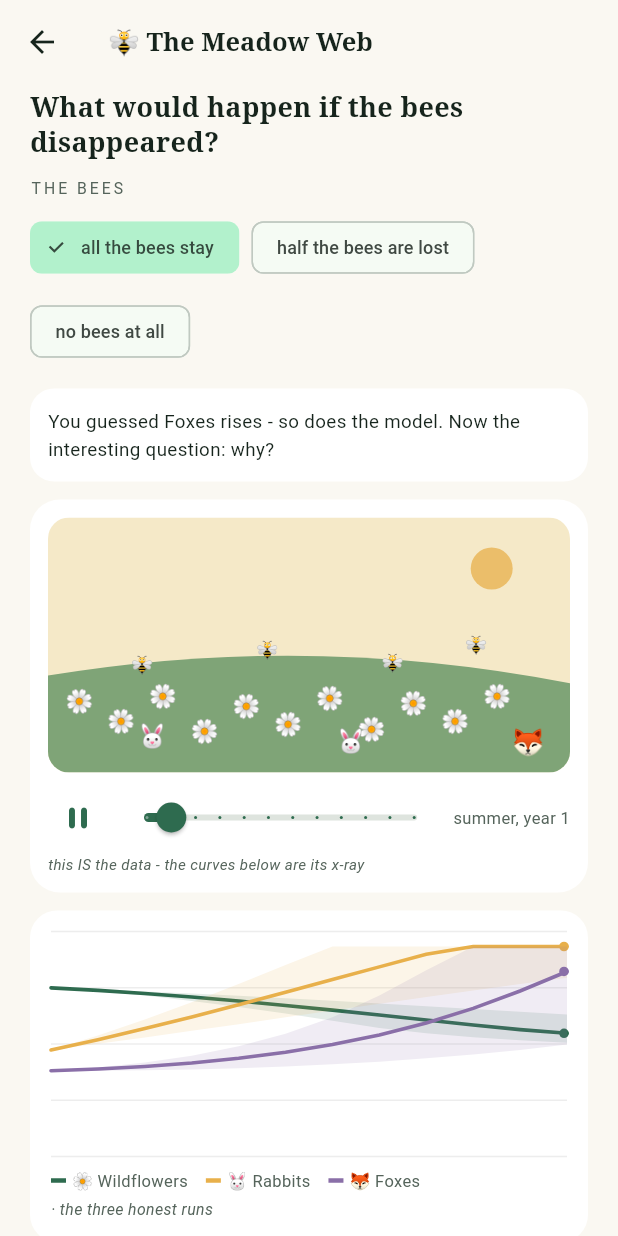
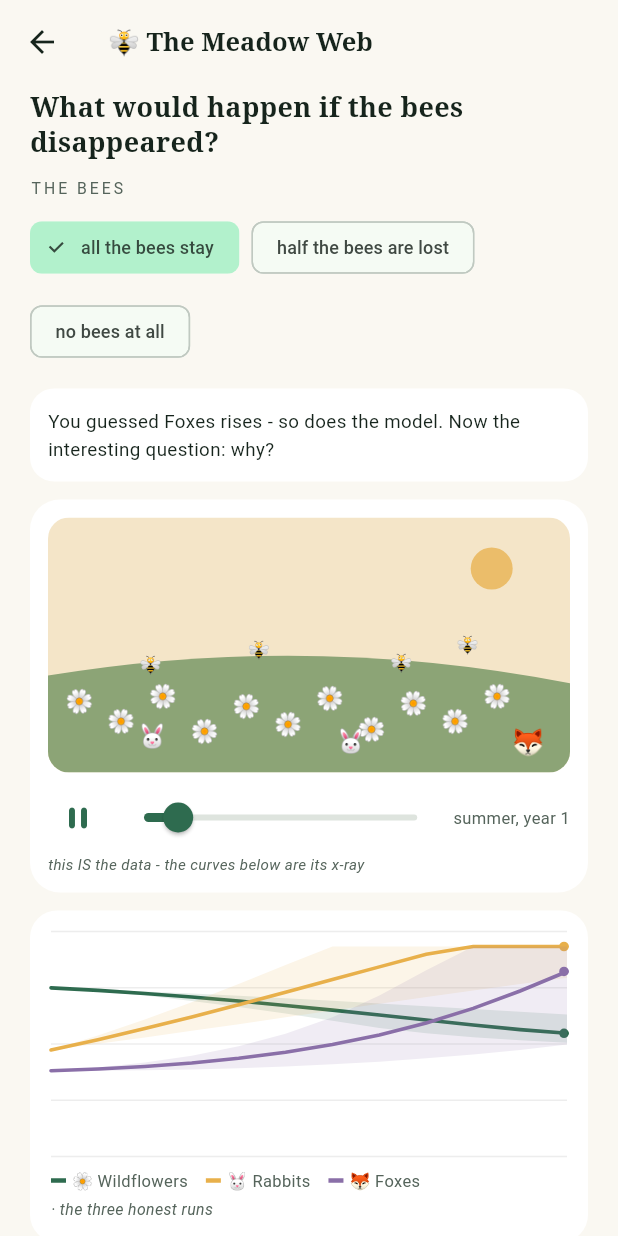
Before and after one commit to Yakir-ash/hopeling, a Flutter app: the LabPage screen opened directly with sample values from the repository, after a tap on "rises", after a tap on the "play arrow" icon, on a phone screen of 412 x 824 dp. Run offline on Flutter 3.47's test engine with Material 3 defaults, Android fonts, the phone set to English and light mode, and no system bars; our stand-ins replace audioplayers, cached_network_image, flutter_cache_manager, flutter_local_notifications, flutter_tts, just_audio and 5 more; missing offline and left inert: flame; accounts and stored records are empty; network calls fail.

Commit message:
Lab polish per Yakir: remembered guesses, quieter guide, fluid time
Three calls. Guesses are now remembered per lever (prefs-backed):
predicting is a greeting, not a toll booth - return to a lever
you already answered and it simply shows you the world. The Field
Guide no longer records lab guesses (old entries render as
nothing). And the diorama's time is continuous: an animation
controller lerps populations and blends sky and hill colors
between seasons, so the three years play as one smooth breath
instead of twelve slides - the bees even drift a little, because
alive things do.

```diff
--- a/app/lib/features/fieldguide/fieldguide_screen.dart
+++ b/app/lib/features/fieldguide/fieldguide_screen.dart
@@ -11,7 +11,6 @@ import '../../core/widgets.dart';
 import '../../data/almanac.dart';
 import '../../data/errands.dart';
 import '../../data/fieldguide.dart';
-import '../../data/lab.dart';
 import '../../data/mysteries.dart';
 import '../../data/paths.dart';
 import '../atlas/atlas_screen.dart';
@@ -181,48 +180,9 @@ class _FieldGuideScreenState extends State<FieldGuideScreen> {
       );
 
   Widget _noteCard(FieldNote n) {
-    // lab pages: 'lab:<id>:<opt>:<guess>:<modelDir>:<day>' - the
-    // scientist's notebook, one loop per line
-    if (n.chapterId.startsWith('lab:')) {
-      final parts = n.chapterId.split(':');
-      if (parts.length < 6) return const SizedBox.shrink();
-      final sc = labScenarioById(parts[1]);
-      if (sc == null) return const SizedBox.shrink();
-      final guess = parts[3], model = parts[4];
-      final line = guess == model
-          ? 'I predicted it would $guess - and it did.'
-          : 'I predicted it would $guess; the model said $model. '
-              'I went looking for the thread I had missed.';
-      return Container(
-        margin: const EdgeInsets.only(bottom: 8),
-        padding: const EdgeInsets.all(16),
-        decoration: BoxDecoration(
-            color: Colors.white,
-            borderRadius: BorderRadius.circular(18)),
-        child: Column(
-          crossAxisAlignment: CrossAxisAlignment.start,
-          children: [
-            Row(children: [
-              Text(sc.emoji, style: const TextStyle(fontSize: 16)),
-              const SizedBox(width: 8),
-              Expanded(
-                  child: Text('The Lab: ${sc.title}',
-                      style: const TextStyle(
-                          fontSize: 12.5,
-                          fontWeight: FontWeight.w700,
-                          color: tx2))),
-            ]),
-            const SizedBox(height: 4),
-            Text('"$line"',
-                style: const TextStyle(
-                    fontSize: 13,
-                    height: 1.55,
-                    fontStyle: FontStyle.italic,
-                    color: ink)),
-          ],
-        ),
-      );
-    }
+    // lab guesses are remembered by the Lab itself, not written
+    // here (Yakir's call) - any old 'lab:' entries fall through
+    // to the chapter lookup and quietly render nothing
     // errand pages: 'err:<id>:<day>' - the day's walked task
     if (n.chapterId.startsWith('err:')) {
       final parts = n.chapterId.split(':');
--- a/app/lib/features/school/diorama.dart
+++ b/app/lib/features/school/diorama.dart
@@ -2,12 +2,12 @@
 // being the first thing you see: this is the meadow itself,
 // drawn from the simulation state. Flowers thin when the model
 // says they thin; the fox stops appearing when her curve gives
-// out; seasons tint the sky as the steps pass. Emoji are the
-// actors (house rule since the owl incident); the paint is only
-// sky and hill. Deterministic: sprite positions are fixed
-// tables, not random - the same season always looks the same.
-
-import 'dart:async';
+// out; seasons tint the sky as time passes. Emoji are the actors
+// (house rule since the owl incident); the paint is only sky and
+// hill. Deterministic: sprite positions are fixed tables, and
+// time flows CONTINUOUSLY - values and sky colors interpolate
+// between seasons, so the three years play as one smooth breath
+// rather than twelve slides.
 
 import 'package:flutter/material.dart';
 
@@ -44,6 +44,19 @@ const _hillTints = [
   Color(0xFF9BA893), // winter
 ];
 
+double _lerpAt(List<double> series, double t) {
+  final i = t.floor().clamp(0, series.length - 1);
+  final j = (i + 1).clamp(0, series.length - 1);
+  final f = t - i;
+  return series[i] * (1 - f) + series[j] * f;
+}
+
+Color _seasonColor(List<Color> tints, double t) {
+  final a = tints[t.floor() % 4];
+  final b = tints[(t.floor() + 1) % 4];
+  return Color.lerp(a, b, t - t.floor())!;
+}
+
 class MeadowDiorama extends StatefulWidget {
   final LabRun run;
   final double beeLevel; // 0..1 from the lever
@@ -54,49 +67,47 @@ class MeadowDiorama extends StatefulWidget {
   State<MeadowDiorama> createState() => _MeadowDioramaState();
 }
 
-class _MeadowDioramaState extends State<MeadowDiorama> {
-  int step = 0;
-  Timer? _player;
+class _MeadowDioramaState extends State<MeadowDiorama>
+    with SingleTickerProviderStateMixin {
+  late final AnimationController _ctrl;
+
+  int get _steps => widget.run.mid[0].length;
+
+  @override
+  void initState() {
+    super.initState();
+    // ~0.8s per season, one continuous flow
+    _ctrl = AnimationController(
+        vsync: this,
+        duration: Duration(milliseconds: 800 * (_steps - 1)))
+      ..addListener(() => setState(() {}));
+  }
 
   @override
   void dispose() {
-    _player?.cancel();
+    _ctrl.dispose();
     super.dispose();
   }
 
   void _togglePlay() {
     Haptics.tick();
-    if (_player != null) {
-      _player!.cancel();
-      setState(() => _player = null);
-      return;
+    if (_ctrl.isAnimating) {
+      _ctrl.stop();
+    } else {
+      if (_ctrl.value >= 0.999) _ctrl.value = 0;
+      _ctrl.forward();
     }
-    if (step >= widget.run.mid[0].length - 1) {
-      setState(() => step = 0);
-    }
-    _player = Timer.periodic(const Duration(milliseconds: 750),
-        (t) {
-      if (!mounted) return;
-      setState(() {
-        if (step < widget.run.mid[0].length - 1) {
-          step++;
-        } else {
-          t.cancel();
-          _player = null;
-        }
-      });
-    });
     setState(() {});
   }
 
   @override
   Widget build(BuildContext context) {
-    final steps = widget.run.mid[0].length;
-    final f = widget.run.mid[0][step];
-    final r = widget.run.mid[1][step];
-    final x = widget.run.mid[2][step];
-    final season = _seasonNames[step % 4];
-    final year = step ~/ 4 + 1;
+    final t = _ctrl.value * (_steps - 1);
+    final f = _lerpAt(widget.run.mid[0], t);
+    final r = _lerpAt(widget.run.mid[1], t);
+    final x = _lerpAt(widget.run.mid[2], t);
+    final season = _seasonNames[t.round() % 4];
+    final year = t.round() ~/ 4 + 1;
     final flowers = (f * _flowerSlots.length).round();
     final bees = (widget.beeLevel * f * _beeSlots.length).round();
     final rabbits = (r * _rabbitSlots.length).round();
@@ -126,7 +137,7 @@ class _MeadowDioramaState extends State<MeadowDiorama> {
                   width: double.infinity,
                   child: CustomPaint(
                     painter: _MeadowPainter(
-                      season: step % 4,
+                      t: t,
                       flowers: flowers,
                       bees: bees,
                       rabbits: rabbits,
@@ -141,30 +152,26 @@ class _MeadowDioramaState extends State<MeadowDiorama> {
           Row(children: [
             Semantics(
               button: true,
-              label: _player == null
-                  ? 'Play the seasons'
-                  : 'Pause',
+              label: _ctrl.isAnimating
+                  ? 'Pause'
+                  : 'Play the seasons',
               child: IconButton(
                 visualDensity: VisualDensity.compact,
                 icon: Icon(
-                    _player == null
-                        ? Icons.play_arrow_rounded
-                        : Icons.pause_rounded,
+                    _ctrl.isAnimating
+                        ? Icons.pause_rounded
+                        : Icons.play_arrow_rounded,
                     color: fern),
                 onPressed: _togglePlay,
               ),
             ),
             Expanded(
               child: Slider(
-                value: step.toDouble(),
-                min: 0,
-                max: (steps - 1).toDouble(),
-                divisions: steps - 1,
+                value: _ctrl.value,
                 activeColor: fern,
                 onChanged: (v) {
-                  _player?.cancel();
-                  _player = null;
-                  setState(() => step = v.round());
+                  _ctrl.stop();
+                  setState(() => _ctrl.value = v);
                 },
               ),
             ),
@@ -186,11 +193,11 @@ class _MeadowDioramaState extends State<MeadowDiorama> {
 }
 
 class _MeadowPainter extends CustomPainter {
-  final int season;
+  final double t;
   final int flowers, bees, rabbits;
   final bool fox;
   _MeadowPainter(
-      {required this.season,
+      {required this.t,
       required this.flowers,
       required this.bees,
       required this.rabbits,
@@ -199,8 +206,7 @@ class _MeadowPainter extends CustomPainter {
   void _emoji(Canvas canvas, Size size, String e, double fx,
       double fy, double fs) {
     final tp = TextPainter(
-        text: TextSpan(
-            text: e, style: TextStyle(fontSize: fs)),
+        text: TextSpan(text: e, style: TextStyle(fontSize: fs)),
         textDirection: TextDirection.ltr)
       ..layout();
     tp.paint(
@@ -211,13 +217,11 @@ class _MeadowPainter extends CustomPainter {
 
   @override
   void paint(Canvas canvas, Size size) {
-    // sky
+    // sky and hill, blended continuously between seasons
     canvas.drawRect(Offset.zero & size,
-        Paint()..color = _skyTints[season]);
-    // sun, low and mild
+        Paint()..color = _seasonColor(_skyTints, t));
     canvas.drawCircle(Offset(size.width * 0.85, size.height * 0.2),
         14, Paint()..color = gold.withValues(alpha: 0.75));
-    // the hill
     final hill = Path()
       ..moveTo(0, size.height * 0.62)
       ..quadraticBezierTo(size.width * 0.5, size.height * 0.45,
@@ -225,29 +229,29 @@ class _MeadowPainter extends CustomPainter {
       ..lineTo(size.width, size.height)
       ..lineTo(0, size.height)
       ..close();
-    canvas.drawPath(hill, Paint()..color = _hillTints[season]);
-    // flowers - the meadow's own census
+    canvas.drawPath(
+        hill, Paint()..color = _seasonColor(_hillTints, t));
+    final winterish = (t.round() % 4) == 3;
     for (var i = 0; i < flowers && i < _flowerSlots.length; i++) {
       final (fx, fy) = _flowerSlots[i];
-      _emoji(canvas, size, season == 3 ? '🥀' : '🌼', fx, fy, 15);
+      _emoji(canvas, size, winterish ? '🥀' : '🌼', fx, fy, 15);
     }
-    // bees at work
     for (var i = 0; i < bees && i < _beeSlots.length; i++) {
       final (fx, fy) = _beeSlots[i];
-      _emoji(canvas, size, '🐝', fx, fy, 12);
+      // bees drift a little as time flows - alive, not pinned
+      final wob = 0.012 * (i.isEven ? 1 : -1);
+      _emoji(canvas, size, '🐝', fx + wob * (t % 2), fy, 12);
     }
-    // rabbits grazing
     for (var i = 0; i < rabbits && i < _rabbitSlots.length; i++) {
       final (fx, fy) = _rabbitSlots[i];
       _emoji(canvas, size, '🐰', fx, fy, 15);
     }
-    // the fox, when her curve allows her
     if (fox) _emoji(canvas, size, '🦊', 0.92, 0.88, 17);
   }
 
   @override
   bool shouldRepaint(_MeadowPainter old) =>
-      old.season != season ||
+      old.t != t ||
       old.flowers != flowers ||
       old.bees != bees ||
       old.rabbits != rabbits ||
--- a/app/lib/features/school/lab_screen.dart
+++ b/app/lib/features/school/lab_screen.dart
@@ -13,7 +13,8 @@ import '../../core/haptics.dart';
 import '../../core/sfx.dart';
 import '../../core/theme.dart';
 import '../../core/widgets.dart';
-import '../../data/fieldguide.dart';
+import 'package:shared_preferences/shared_preferences.dart';
+
 import '../../data/lab.dart';
 import 'diorama.dart';
 
@@ -115,9 +116,32 @@ class LabPage extends StatefulWidget {
 
 class _LabPageState extends State<LabPage> {
   int option = 0;
-  String? guess; // rises | falls | holds - per lever setting
+  // one guess per lever setting, remembered: predicting is a
+  // greeting, not a toll booth - you never re-guess a lever you
+  // have already answered
+  final Map<int, String> guesses = {};
   bool showData = false;
   bool repairing = false;
+
+  String? get guess => guesses[option];
+
+  @override
+  void initState() {
+    super.initState();
+    _loadGuesses();
+  }
+
+  Future<void> _loadGuesses() async {
+    final p = await SharedPreferences.getInstance();
+    final loaded = <int, String>{};
+    for (var i = 0; i < widget.scenario.options.length; i++) {
+      final g = p.getString('labGuess_${widget.scenario.id}_$i');
+      if (g != null) loaded[i] = g;
+    }
+    if (mounted && loaded.isNotEmpty) {
+      setState(() => guesses.addAll(loaded));
+    }
+  }
 
   String _direction(List<double> series) {
     final first = series.first, last = series.last;
@@ -127,17 +151,11 @@ class _LabPageState extends State<LabPage> {
   }
 
   void _chooseGuess(String g, LabRun run) {
-    final s = widget.scenario;
-    setState(() => guess = g);
     Haptics.tick();
     Sfx.play('drop', volume: 0.35);
-    // the lab page: the scientist's notebook grows
-    final modelDir = _direction(run.mid[s.predictIndex]);
-    final day = DateTime.now()
-        .difference(DateTime.utc(2020, 1, 1))
-        .inDays;
-    FieldGuide.earn(
-        'lab', 'lab:${s.id}:$option:$g:$modelDir:$day');
+    setState(() => guesses[option] = g);
+    SharedPreferences.getInstance().then((p) => p.setString(
+        'labGuess_${widget.scenario.id}_$option', g));
   }
 
   @override
@@ -178,8 +196,8 @@ class _LabPageState extends State<LabPage> {
                       Sfx.play('flip', volume: 0.3);
                       setState(() {
                         option = i;
-                        guess = null; // a new lever, a new guess
                         repairing = false;
+                        // a remembered lever keeps its guess
                       });
                     },
                   ),
```
